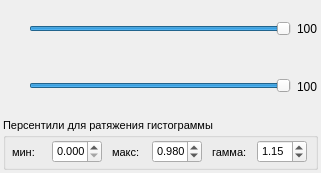
Above: core/sliders_of_image_corrector.ui from ValeryStk/satellite_comparator before the change. Below: the same form after it.
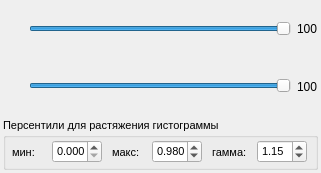
That is the form after the change.

Patch:
```diff
--- a/core/sliders_of_image_corrector.ui
+++ b/core/sliders_of_image_corrector.ui
@@ -182,7 +182,7 @@
         </font>
        </property>
        <property name="title">
-        <string>Персентили для ратяжения гистограммы</string>
+        <string>Персентили для растяжения гистограммы</string>
        </property>
        <layout class="QHBoxLayout" name="horizontalLayout_3">
         <property name="leftMargin">
```
